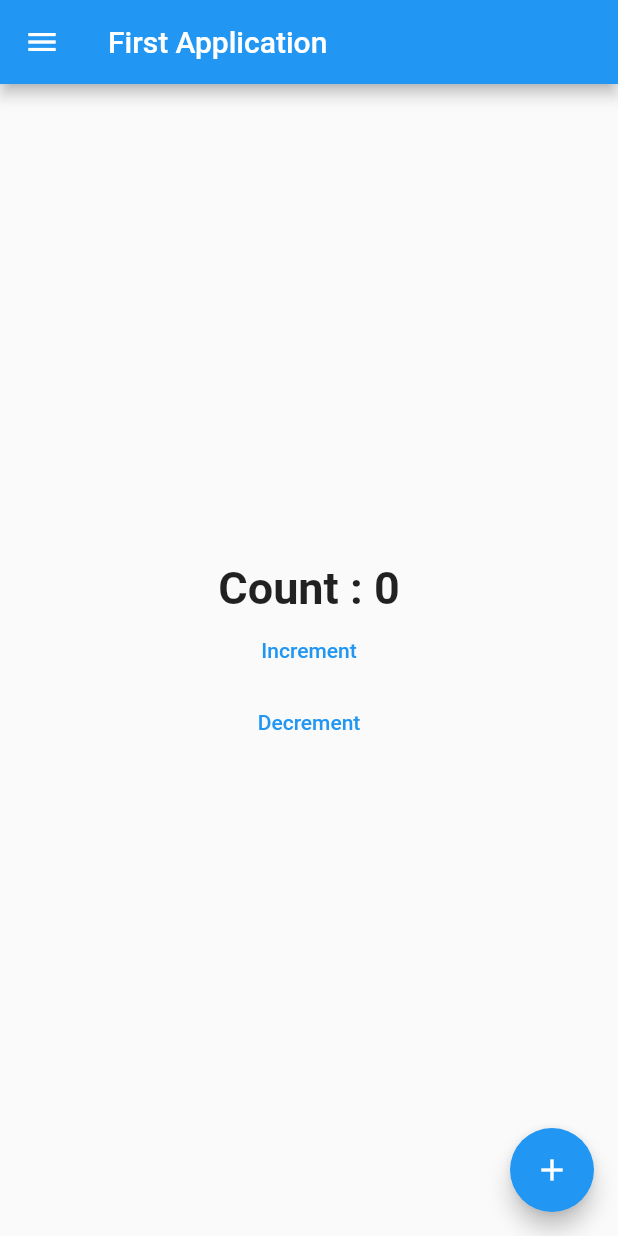
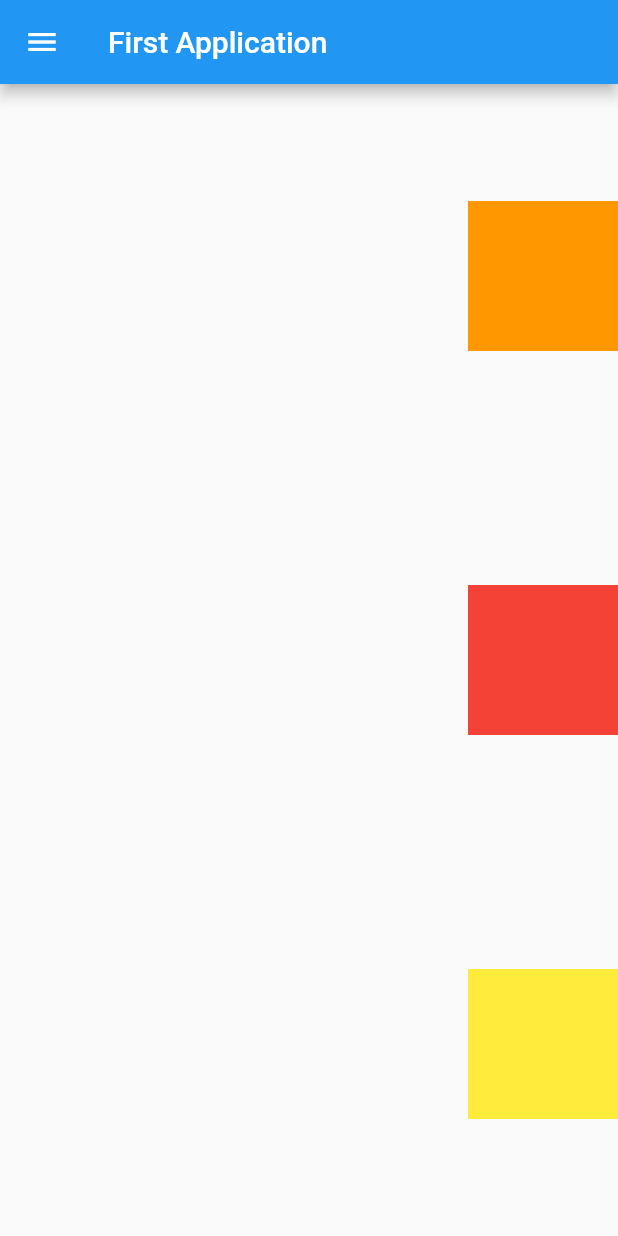
Before and after one commit to Reeba12/flutter_counter_application, a Flutter app: the screen it shows after launch, on a phone screen of 412 x 824 dp. Run offline on Flutter 3.47's test engine with Material 2 defaults, Android fonts, the phone set to English and light mode, and no system bars.

Commit message:
feat: exploring column widget

```diff
--- a/lib/main.dart
+++ b/lib/main.dart
@@ -25,88 +25,30 @@ class MyFirstScreen extends StatelessWidget {
         title: const Text('First Application'),
       ),
       drawer: const Drawer(),
-      body: Center(
+      body: SizedBox(
+        width: double.infinity,
         child: Column(
-          mainAxisAlignment: MainAxisAlignment.center,
+          mainAxisAlignment: MainAxisAlignment.spaceAround,
+          crossAxisAlignment: CrossAxisAlignment.end,
           children: [
-            const Text(
-              "Count : 0",
-              style: TextStyle(
-                fontSize: 30,
-                fontWeight: FontWeight.w600,
-              ),
+            Container(
+              color: Colors.orange,
+              height: 100,
+              width: 100,
             ),
-            TextButton(
-              onPressed: () {},
-              child: const Text('Increment'),
+            Container(
+              color: Colors.red,
+              height: 100,
+              width: 100,
             ),
-            TextButton(
-              onPressed: () {},
-              child: const Text('Decrement'),
+            Container(
+              color: Colors.yellow,
+              height: 100,
+              width: 100,
             ),
           ],
         ),
       ),
-      // floatingActionButtonLocation: FloatingActionButtonLocation.startFloat,
-      floatingActionButton: FloatingActionButton(
-        child: const Icon(Icons.add),
-        onPressed: () {
-          print('testing');
-        },
-      ),
     );
   }
 }
-
-// class MyHomePage extends StatefulWidget {
-//   const MyHomePage({Key? key, required this.title}) : super(key: key);
-//
-//   final String title;
-//
-//   @override
-//   State<MyHomePage> createState() => _MyHomePageState();
-// }
-//
-// class _MyHomePageState extends State<MyHomePage> {
-//   int _counter = 0;
-//
-//
-//   void _incrementCounter() {
-//     setState(() {
-//       _counter++;
-//     });
-//   }
-//   // void _decrementCounter() {
-//   //   setState(() {
-//   //     _counter--;
-//   //   });
-//   // }
-//   @override
-//   Widget build(BuildContext context) {
-//
-//     return Scaffold(
-//       appBar: AppBar(
-//         title: Text(widget.title),
-//       ),
-//       body: Center(
-//         child: Column(
-//           mainAxisAlignment: MainAxisAlignment.center,
-//           children: <Widget>[
-//             const Text(
-//               'You have pushed the button this many times:',
-//             ),
-//             Text(
-//               '$_counter',
-//               style: Theme.of(context).textTheme.headline4,
-//             ),
-//           ],
-//         ),
-//       ),
-//       floatingActionButton: FloatingActionButton(
-//         onPressed: _incrementCounter,
-//         tooltip: 'Increment',
-//         child: const Icon(Icons.add),
-//       ),
-//     );
-//   }
-// }
```
